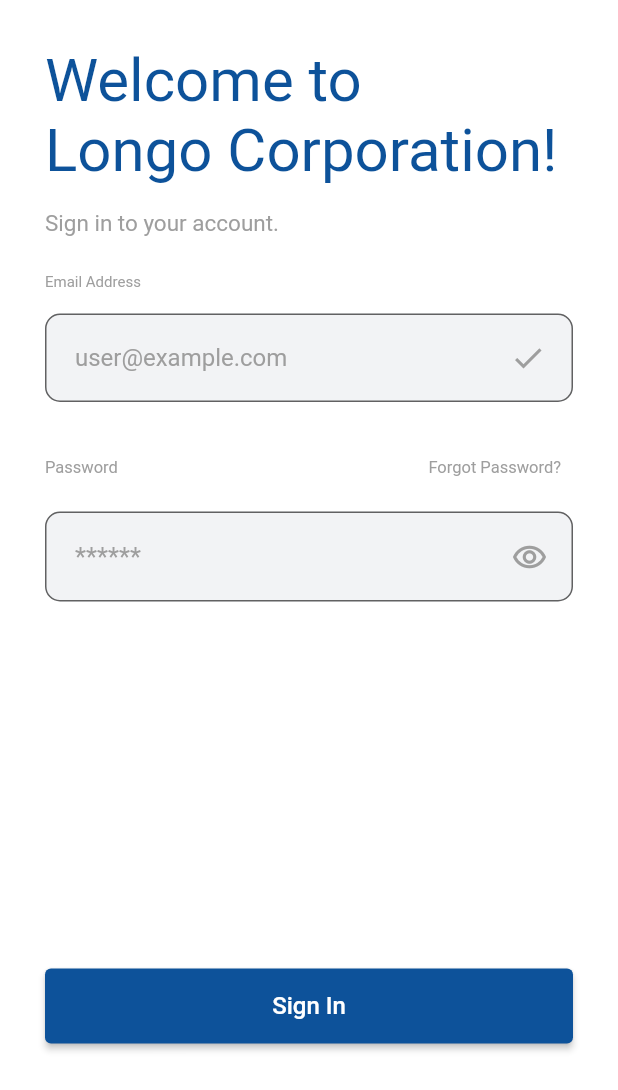
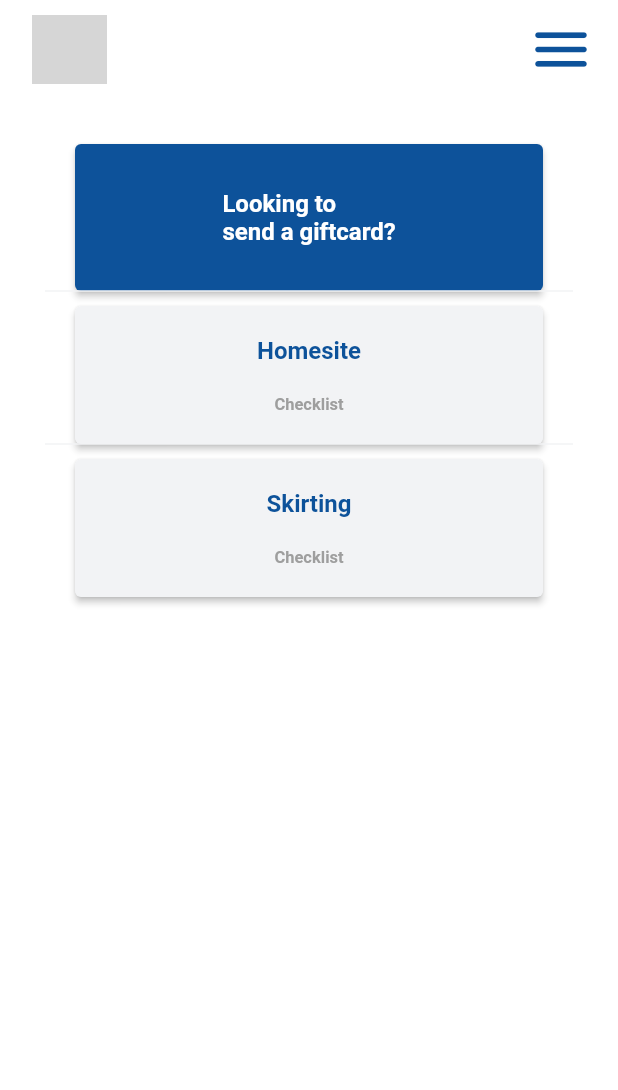
Before and after one commit to teerathk/Longo, a Flutter app: the screen it shows after launch, after a tap on "Sign In", on a phone screen of 412 x 824 dp. Shown: the top 1090 px of the screen. Run offline on Flutter 3.47's test engine with Material 2 defaults, Android fonts, the phone set to English and light mode, and no system bars; network calls fail; Roboto replaces fonts that are missing (RalewayLight); grey boxes are pictures that could not be loaded.

Commit message:
added dashboard page
dashboard design UI

```diff
--- /dev/null
+++ b/lib/pages/dashboard.dart
@@ -0,0 +1,248 @@
+import 'package:flutter/material.dart';
+
+class dashboardPage extends StatelessWidget {
+  const dashboardPage({Key? key}) : super(key: key);
+
+  @override
+  Widget build(BuildContext context) {
+    String userPhoto = "";
+    double screenWidth = MediaQuery.of(context).size.width;
+    double screenHeight = MediaQuery.of(context).size.height;
+
+    return Material(
+      child: Scaffold(
+        backgroundColor: const Color(0xffffffff),
+        resizeToAvoidBottomInset : false,
+        appBar: AppBar(
+          automaticallyImplyLeading: false,
+          backgroundColor: Colors.transparent,
+          bottomOpacity: 0.0,
+          elevation: 0.0,
+          actions: [
+            Container(
+              margin: EdgeInsets.only(top: 10),
+              width: screenWidth,
+              child: Padding(
+                padding: const EdgeInsets.symmetric(vertical: 0,horizontal: 15),
+                child: Row(
+                  mainAxisAlignment: MainAxisAlignment.spaceBetween,
+                  children: [
+                    Flexible(
+                      child: Container(
+                        alignment: Alignment.centerLeft,
+                        child: Container(
+                          width: 50,
+                          height: 50,
+                          margin: EdgeInsets.only(left: 6),
+                          decoration: BoxDecoration(
+                              shape: BoxShape.circle,
+                              image: new DecorationImage(
+                                fit: BoxFit.fill,
+                                image: NetworkImage(userPhoto == "" ? "assets/images/logo.png" : userPhoto),
+                              )
+                          ),
+                        ),
+                      ),
+                    ),
+                    // Flexible(
+                    //   child: Padding(
+                    //     padding: const EdgeInsets.fromLTRB(0, 0, 0, 0),
+                    //     child:
+                    //     Image.asset('assets/images/logo.png',width: 100,height: 100,),
+                    //   ),
+                    // ),
+                    Flexible(
+                      child: Container(
+                        alignment: Alignment.centerRight,
+                        child: FittedBox(
+                          fit: BoxFit.fill,
+                          child: IconButton(
+                            icon: const Icon(Icons.menu_rounded),
+                            padding: EdgeInsets.only(left: 0),
+                            iconSize: 50,
+                              color: Color(0xff0D529A),
+                            onPressed: () {
+                              //globalKey.currentState?.openEndDrawer();
+                            },
+                          ),
+                        ),
+                      ),
+                    )
+                  ],
+                ),
+              ),
+            ),
+          ],
+        ),
+        body: SingleChildScrollView(
+          child: Padding(
+            padding: EdgeInsets.all(30),
+            child: Table(
+              border:
+              TableBorder(horizontalInside: BorderSide(color: Color(0xffF2F3F5)),),
+              columnWidths: {
+                0: FlexColumnWidth(2),
+                1: FlexColumnWidth(7),
+                2: FlexColumnWidth(2),
+              },
+                children: [
+                  TableRow(
+                      children: [
+                        Container(
+                          width: screenWidth,
+                          margin: EdgeInsets.fromLTRB(20, 10, 20, 00),
+                          child: Padding(
+                            padding: const EdgeInsets.fromLTRB(0, 0, 0, 0),
+                            child: ElevatedButton(
+                              style: ElevatedButton.styleFrom(
+                                primary: Color(0xff0D529A),
+                                minimumSize: const Size.fromHeight(50), // NEW
+                              ),
+                              onPressed: () {},
+                              child: Column(
+                                  children: <Widget>[
+                                    Container(
+                                      height: 30,
+                                    ),
+                                    Align(
+                                      child: Text(
+                                          "Looking to \nsend a giftcard?",
+                                          style: TextStyle(
+                                              fontWeight: FontWeight.bold,
+                                              fontSize: 16,
+                                              color: Color(0xffffffff),
+                                              fontFamily: 'RalewayLight')
+                                      ),
+                                      alignment: Alignment.center,
+                                    ),
+                                    Container(
+                                      height: 30,
+                                    ),
+
+
+                                  ]
+                              ),
+                            ),
+                          ),
+                        ),
+                      ]
+                  ),
+                  TableRow(
+                      children: [
+                        Container(
+                          width: screenWidth,
+                          margin: EdgeInsets.fromLTRB(20, 10, 20, 00),
+                          child: Padding(
+                            padding: const EdgeInsets.fromLTRB(0, 0, 0, 0),
+                            child: ElevatedButton(
+                              style: ElevatedButton.styleFrom(
+                                primary: Color(0xffF2F3F5),
+                                minimumSize: const Size.fromHeight(50), // NEW
+                              ),
+                              onPressed: () {},
+                              child: Column(
+                                  children: <Widget>[
+                                    Container(
+                                      height: 20,
+                                    ),
+                                    Align(
+                                      child: Text(
+                                          "Homesite",
+                                          style: TextStyle(
+                                              fontWeight: FontWeight.bold,
+                                              fontSize: 16,
+                                              color: Color(0xff0D529A),
+                                              fontFamily: 'RalewayLight')
+                                      ),
+                                      alignment: Alignment.center,
+                                    ),
+                                    Container(
+                                      height: 20,
+                                    ),
+                                    Align(
+                                      child: Text(
+                                          "Checklist",
+                                          style: TextStyle(
+                                              fontWeight: FontWeight.bold,
+                                              fontSize: 11,
+                                              color: Colors.grey,
+                                              fontFamily: 'RalewayLight')
+                                      ),
+                                      alignment: Alignment.center,
+                                    ),
+                                    Container(
+                                      height: 20,
+                                    ),
+                                ]
+                              ),
+                            ),
+                          ),
+                        ),
+                      ]
+                  ),
+                  TableRow(
+                      children: [
+                        Container(
+                          width: screenWidth,
+                          margin: EdgeInsets.fromLTRB(20, 10, 20, 00),
+                          child: Padding(
+                            padding: const EdgeInsets.fromLTRB(0, 0, 0, 0),
+                            child: ElevatedButton(
+                              style: ElevatedButton.styleFrom(
+                                primary: Color(0xffF2F3F5),
+                                minimumSize: const Size.fromHeight(50), // NEW
+                              ),
+                              onPressed: () {},
+                              child: Column(
+                                  children: <Widget>[
+                                    Container(
+                                      height: 20,
+                                    ),
+                                    Align(
+                                      child: Text(
+                                          "Skirting",
+                                          style: TextStyle(
+                                              fontWeight: FontWeight.bold,
+                                              fontSize: 16,
+                                              color: Color(0xff0D529A),
+                                              fontFamily: 'RalewayLight')
+                                      ),
+                                      alignment: Alignment.center,
+                                    ),
+                                    Container(
+                                      height: 20,
+                                    ),
+                                    Align(
+                                      child: Text(
+                                          "Checklist",
+                                          style: TextStyle(
+                                              fontWeight: FontWeight.bold,
+                                              fontSize: 11,
+                                              color: Colors.grey,
+                                              fontFamily: 'RalewayLight')
+                                      ),
+                                      alignment: Alignment.center,
+                                    ),
+                                    Container(
+                                      height: 20,
+                                    ),
+                                  ]
+                              ),
+                            ),
+                          ),
+                        ),
+                      ]
+                  ),
+
+                ]
+            ),
+
+          ),
+
+        ),
+
+
+      ),
+    );
+  }
+}
--- a/lib/pages/login.dart
+++ b/lib/pages/login.dart
@@ -1,7 +1,7 @@
 import 'dart:ui';
 
 import 'package:flutter/material.dart';
-import 'package:fluttertoast/fluttertoast.dart';
+import 'package:longo/pages/dashboard.dart';
 import 'package:longo/pages/forgot.dart';
 
 class loginPage extends StatelessWidget {
@@ -58,6 +58,7 @@ class loginPage extends StatelessWidget {
 
                 ),
               ),
+
               TextFormField(
                 //autofocus: true,
                 style: TextStyle(
@@ -105,6 +106,7 @@ class loginPage extends StatelessWidget {
                         textAlign: TextAlign.left,
                       ),
                     ),
+
                     Padding(
                       padding: EdgeInsets.only(bottom: 5),
                       child: TextButton(
@@ -127,36 +129,34 @@ class loginPage extends StatelessWidget {
                   ]
               ),
               TextFormField(
+                //autofocus: true,
                 obscureText: true,
-                decoration: InputDecoration(
+                style: TextStyle(
+                  color: Color(0xff0D529A),
+                ),
+                decoration: const InputDecoration(
                   hintText: "******",
-                  filled: true,
-                  fillColor: Color(0xffF2F3F5),
-                  hintStyle: const TextStyle(
-                      fontSize: 17.0,
-                      color: Colors.grey
+                  hintStyle: TextStyle(
+                    fontSize: 16,
+                    color: Colors.grey,
                   ),
-                  contentPadding: const EdgeInsets.all(20),
-                  labelStyle: const TextStyle(
+                  contentPadding: EdgeInsets.all(20),
+                  labelStyle: TextStyle(
                     color: Colors.grey,
-                    fontSize: 17,
+                    fontSize: 11,
                   ),
                   border: OutlineInputBorder(
                     borderRadius: BorderRadius.all(Radius.circular(10.0)),
                   ),
+                  filled: true,
+                  fillColor: Color(0xffF2F3F5),
+                  floatingLabelBehavior:FloatingLabelBehavior.always,
+                  labelText: "",
                   suffixIcon: Padding(
-                    padding: const EdgeInsetsDirectional.only(end: 5.0),
-                    child: IconButton(
-                        icon: Icon(
-                            Icons.remove_red_eye_outlined,
-                        color: Colors.grey,),
-                        onPressed: () {
-
-                        }),
+                    padding: const EdgeInsetsDirectional.only(end: 12.0),
+                    child: Icon(Icons.remove_red_eye, color: Colors.grey),
                   ),
-
                 ),
-
               ),
               Container(
                 height: 20,
@@ -175,7 +175,13 @@ class loginPage extends StatelessWidget {
                       primary: Color(0xff0D529A),
                       minimumSize: const Size.fromHeight(50), // NEW
                     ),
-                    onPressed: () {},
+                    onPressed: () {
+
+                      Navigator .push(
+                          context, MaterialPageRoute(
+                          builder: (context) => dashboardPage()
+                      ));
+                    },
                     child: const Text(
                       'Sign In',
                       style: TextStyle(fontSize: 16),
```
Also changed, not shown: assets/images/logo.png (added), pubspec.lock.
